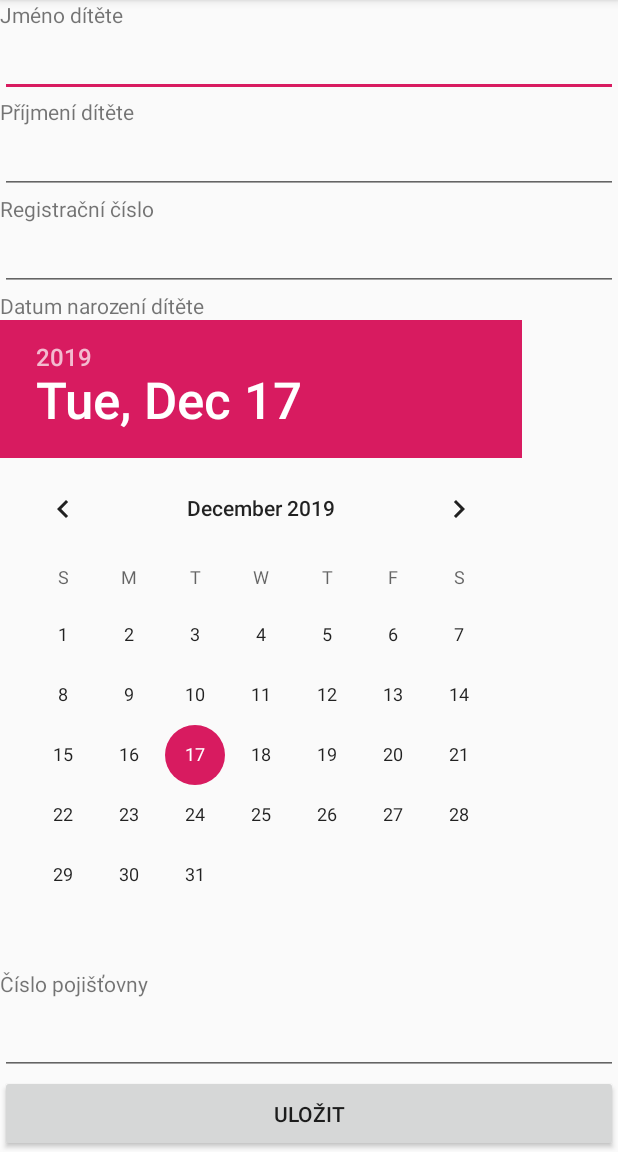
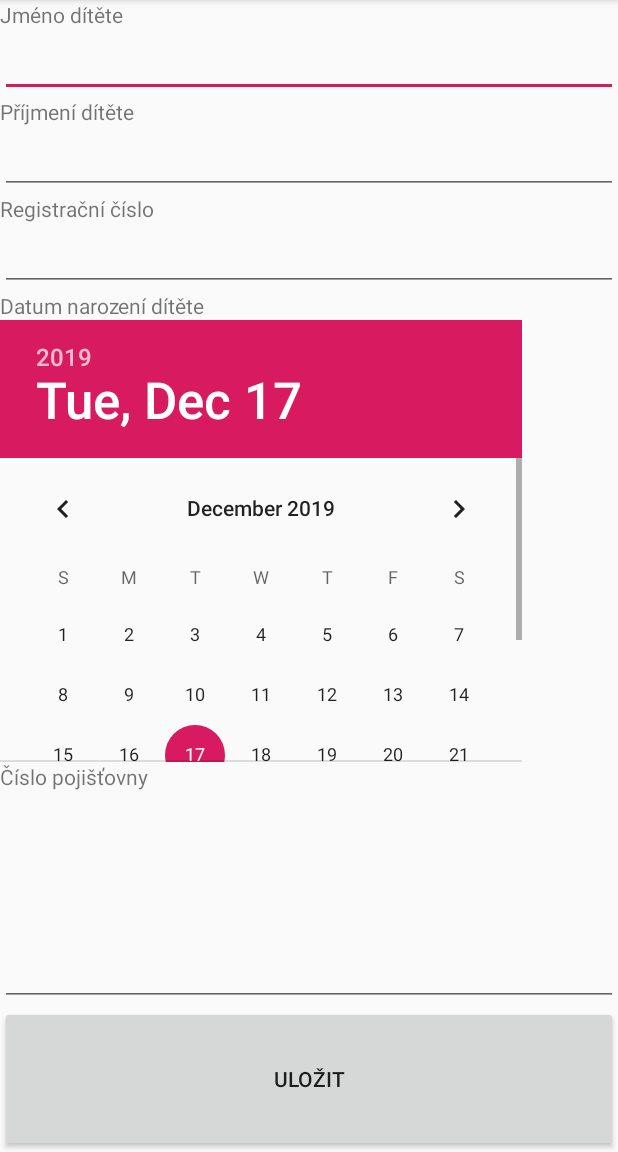
Before and after one commit to DannyJPN/TAMZII-project, an Android app: the RegisterActivity screen opened directly, with no data from a screen before it, on a phone screen of 412 x 824 dp, the part 84-1236 px from its top. Run offline under Robolectric (Android 15) with nearby library versions, the phone set to English and light mode, and no system bars.

Commit message:
First useful (hopefully) version created. Not tested.
app/build/generated/source/buildConfig/androidTest/debug/com/example/registerprojectmobile/test/BuildConfig.java
app/build/intermediates/bundle_manifest/debug/processDebugManifest/bundle-manifest/AndroidManifest.xml
app/build/intermediates/manifest_merge_blame_file/debug/manifest-merger-blame-debug-report.txt
app/build/intermediates/manifest_merge_blame_file/debugAndroidTest/manifest-merger-blame-debug-androidTest-report.txt

```diff
--- a/app/src/main/java/com/example/registerprojectmobile/MainActivity.java
+++ b/app/src/main/java/com/example/registerprojectmobile/MainActivity.java
@@ -30,10 +30,10 @@ public class MainActivity extends AppCompatActivity {
             }
         });
 
-        regbutton.setOnClickListener(new View.OnClickListener() {
+        searchbutton.setOnClickListener(new View.OnClickListener() {
             @Override
             public void onClick(View v) {
-                Intent reg = new Intent(getApplicationContext(),ChildListActivity.class);
+                Intent reg = new Intent(getApplicationContext(),ChildSearchActivity.class);
                 reg.putExtra("OriginActivity","Main");
                 startActivity(reg);
             }
--- a/app/src/main/res/layout/activity_register.xml
+++ b/app/src/main/res/layout/activity_register.xml
@@ -1,11 +1,24 @@
 <?xml version="1.0" encoding="utf-8"?>
-<LinearLayout xmlns:android="http://schemas.android.com/apk/res/android"
+<androidx.constraintlayout.widget.ConstraintLayout xmlns:android="http://schemas.android.com/apk/res/android"
     xmlns:app="http://schemas.android.com/apk/res-auto"
     xmlns:tools="http://schemas.android.com/tools"
+    android:id="@+id/ConstraintLayout"
     android:layout_width="match_parent"
     android:layout_height="match_parent"
-    tools:context=".RegisterActivity"
-    android:orientation="vertical">
+    android:orientation="vertical"
+    tools:context=".RegisterActivity">
+
+
+    <LinearLayout
+        android:layout_width="match_parent"
+        android:layout_height="match_parent"
+        android:orientation="vertical"
+        app:layout_constraintBottom_toBottomOf="parent"
+        app:layout_constraintEnd_toEndOf="parent"
+        app:layout_constraintHorizontal_bias="0.5"
+        app:layout_constraintStart_toStartOf="parent"
+        app:layout_constraintTop_toTopOf="parent">
+
 
 
         <TextView
@@ -56,9 +69,10 @@
             android:layout_height="wrap_content"
             android:text="@string/tv_birthdate" />
 
-    <DatePicker android:id="@+id/dp_birthdate"
+        <DatePicker
+            android:id="@+id/dp_birthdate"
             android:layout_width="match_parent"
-        android:layout_height="wrap_content"
+            android:layout_height="246dp"
             android:layout_weight="1" />
 
         <TextView android:id="@+id/tv_insurcompany"
@@ -79,4 +93,14 @@
             android:layout_weight="1"
             android:text="@string/b_savetext"/>
 
+
+
+
+
+
+
+
+
+
     </LinearLayout>
+</androidx.constraintlayout.widget.ConstraintLayout>
--- a/app/src/main/res/values/strings.xml
+++ b/app/src/main/res/values/strings.xml
@@ -39,4 +39,6 @@
     <string name="b_loadphototext">Nahrát fotku</string>
     <string name="b_childsearchtext">Vyhledat</string>
     <string name="tv_childsearch">Vyhledat dítě</string>
+    <string name="tv_childnamesearch">Jméno</string>
+    <string name="tv_childsurnamesearch">Příjmení</string>
 </resources>
```
Also changed, not shown: app/src/main/AndroidManifest.xml (+5 -3 lines), app/src/main/java/com/example/registerprojectmobile/ChildListActivity.java (+50 -13 lines), app/src/main/java/com/example/registerprojectmobile/ChildSearchActivity.java (added, +41 -0 lines), app/src/main/res/layout/activity_child_list.xml (+5 -49 lines), app/src/main/res/layout/activity_child_search.xml (added, +71 -0 lines), 11 other files. Lines whose indentation alone changed are shown as unchanged.
